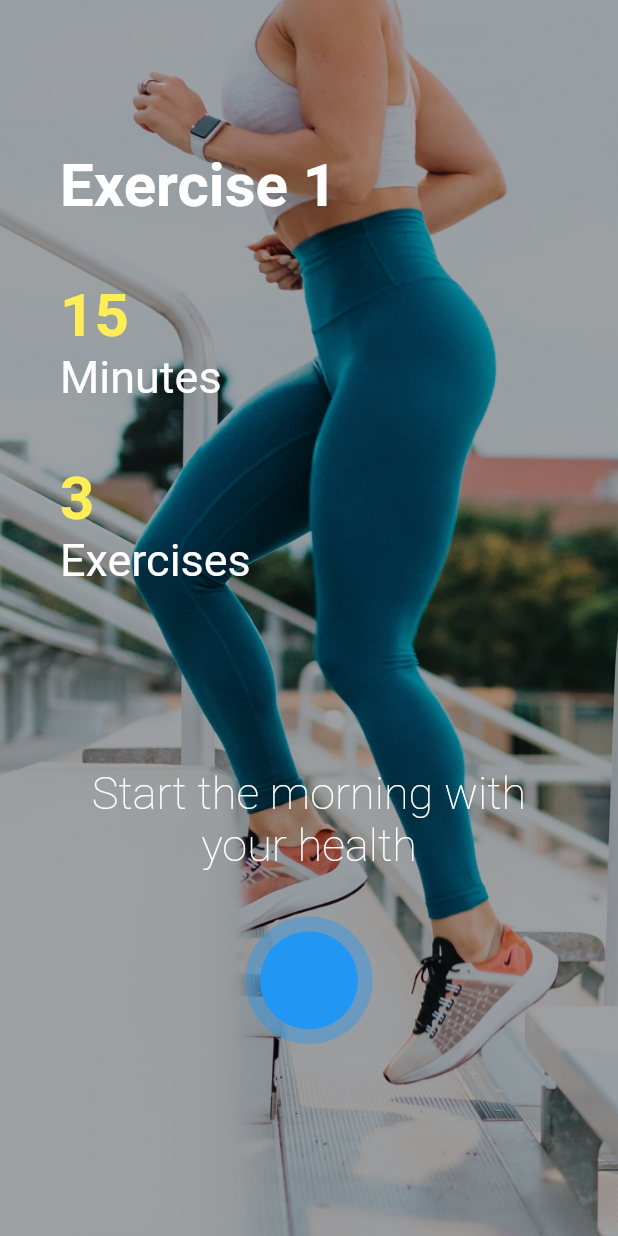
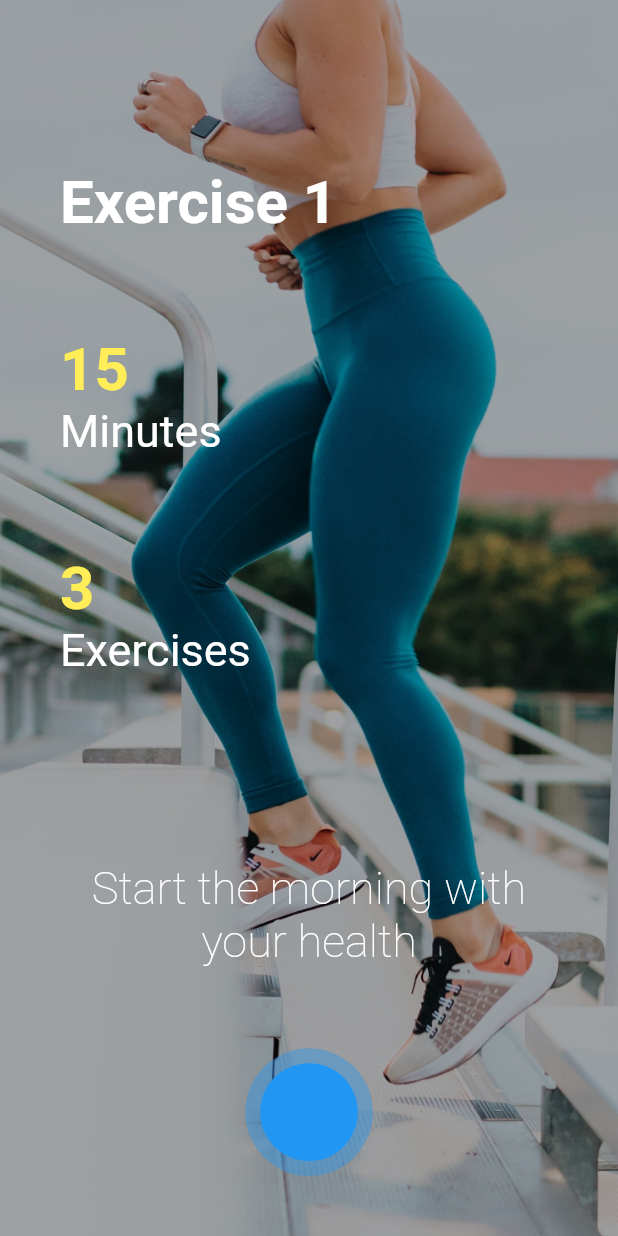
Before and after one commit to s7Thiago/flutter_page_transition, a Flutter app: the screen it shows after launch, on a phone screen of 412 x 824 dp. Run offline on Flutter 3.47's test engine with Material 2 defaults, Android fonts, the phone set to English and light mode, and no system bars; our stand-ins replace page_transition.

Commit message:
Improving layout and transitions

```diff
--- a/lib/main.dart
+++ b/lib/main.dart
@@ -15,7 +15,7 @@ class HomePage extends StatefulWidget {
 }
 
 class _HomePageState extends State<HomePage> with TickerProviderStateMixin {
-  PageController? _pageController;
+  late PageController _pageController;
 
   // Ripple Animation
   late AnimationController rippleController;
@@ -37,8 +37,7 @@ class _HomePageState extends State<HomePage> with TickerProviderStateMixin {
 
     scaleController = AnimationController(
       vsync: this,
-      duration: Duration(milliseconds: 1000),
-      reverseDuration: Duration(milliseconds: 1500),
+      duration: Duration(milliseconds: 800),
     );
 
     // Used in container size variation
@@ -68,7 +67,8 @@ class _HomePageState extends State<HomePage> with TickerProviderStateMixin {
     scaleAnimation = Tween<double>(
       begin: 1.0,
       end: 30.0,
-    ).animate(scaleController)
+    ).animate(
+        CurvedAnimation(parent: scaleController, curve: Curves.easeInOutQuad))
       ..addStatusListener((status) {
         switch (status) {
           case AnimationStatus.completed:
@@ -82,7 +82,10 @@ class _HomePageState extends State<HomePage> with TickerProviderStateMixin {
                 ),
               ),
             );
-            scaleController.reverse();
+
+            Future.delayed(Duration(milliseconds: 1000)).then(
+              (value) => scaleController.reverse(),
+            );
             break;
 
           default:
@@ -94,7 +97,7 @@ class _HomePageState extends State<HomePage> with TickerProviderStateMixin {
     rippleController.forward();
   }
 
-  Widget makePage({image = 'assets/images/one.jpg'}) {
+  Widget makePage({image = 'assets/images/one.jpg', title = 'Exercise 1'}) {
     return Container(
       decoration: BoxDecoration(
         image: DecorationImage(
@@ -108,9 +111,10 @@ class _HomePageState extends State<HomePage> with TickerProviderStateMixin {
           padding: const EdgeInsets.all(40.0),
           child: Column(
             crossAxisAlignment: CrossAxisAlignment.start,
+            mainAxisAlignment: MainAxisAlignment.spaceBetween,
             children: [
               SizedBox(height: 60.0),
-              Text('Exercise 1', style: utils.Styles.texts['h1']),
+              Text(title, style: utils.Styles.texts['h1']),
               SizedBox(height: 40.0),
               Column(
                 crossAxisAlignment: CrossAxisAlignment.start,
@@ -147,7 +151,7 @@ class _HomePageState extends State<HomePage> with TickerProviderStateMixin {
                   ),
                 ],
               ),
-              SizedBox(height: 120.0),
+              SizedBox(height: 100.0),
               Align(
                 child: Text(
                   'Start the morning with your health',
@@ -197,10 +201,11 @@ class _HomePageState extends State<HomePage> with TickerProviderStateMixin {
     return Scaffold(
       body: PageView(
         controller: _pageController,
+        physics: BouncingScrollPhysics(),
         children: [
           makePage(),
-          makePage(image: 'assets/images/two.jpg'),
-          makePage(image: 'assets/images/three.jpg'),
+          makePage(image: 'assets/images/two.jpg', title: 'Exercise 2'),
+          makePage(image: 'assets/images/three.jpg', title: 'Exercise 3'),
         ],
       ),
     );
--- a/pubspec.yaml
+++ b/pubspec.yaml
@@ -15,7 +15,7 @@ publish_to: 'none' # Remove this line if you wish to publish to pub.dev
 # In iOS, build-name is used as CFBundleShortVersionString while build-number used as CFBundleVersion.
 # Read more about iOS versioning at
 # https://developer.apple.com/library/archive/documentation/General/Reference/InfoPlistKeyReference/Articles/CoreFoundationKeys.html
-version: 1.0.5
+version: 1.0.6
 
 environment:
   sdk: ">=2.12.0 <3.0.0"
```
Also changed, not shown: 1 other file.
